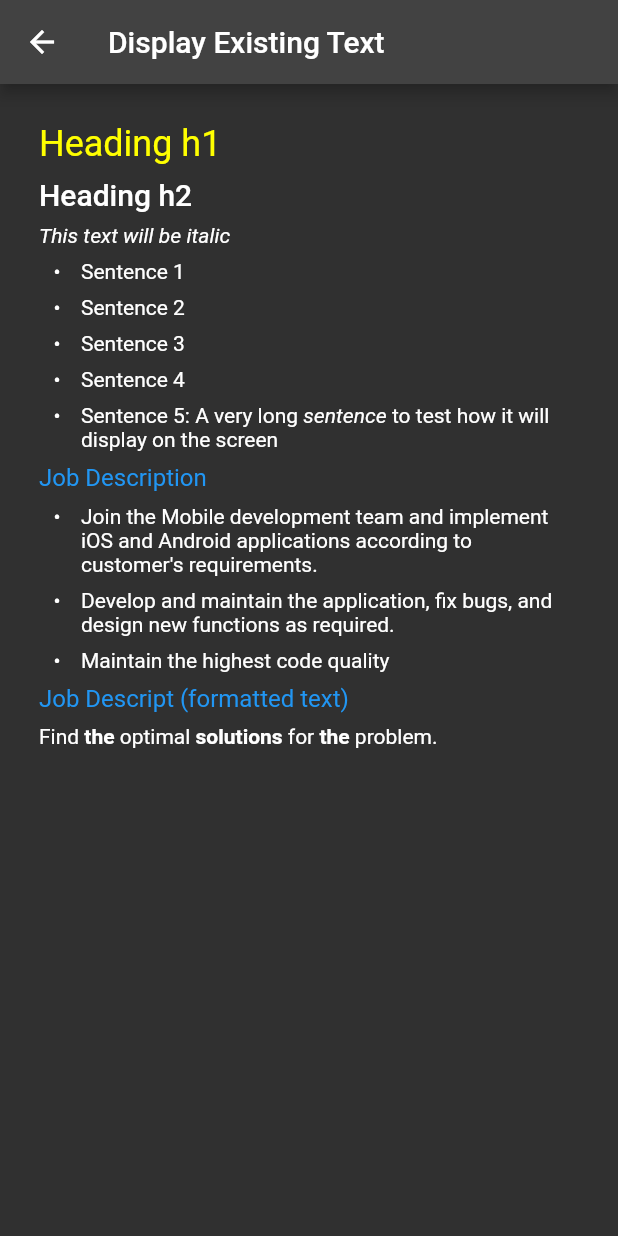
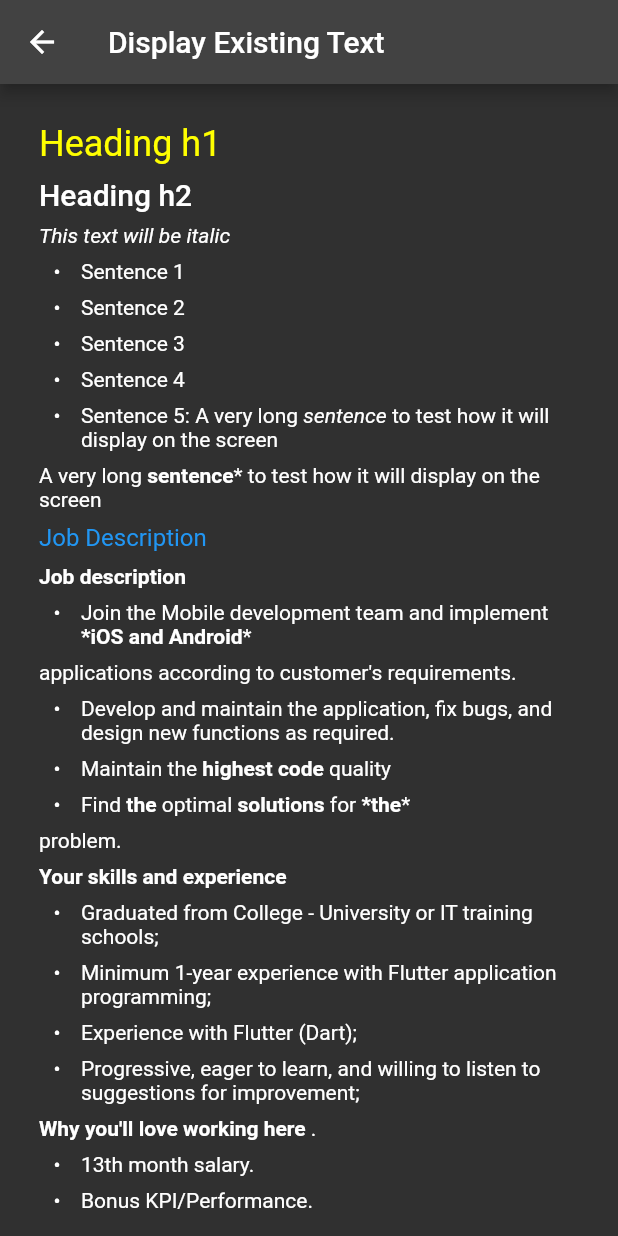
Before and after one commit to Tai-DucTran/converter_tool_converts_draftjs_to_markdown, a Flutter app: the screen it shows after launch, after a tap on "Quill Display Existing File", on a phone screen of 412 x 824 dp. Run offline on Flutter 3.47's test engine with Material 2 defaults, Android fonts, the phone set to English and light mode, and no system bars; our stand-ins replace flutter_markdown; missing offline and left inert: flutter_quill.

Commit message:
complete: formatted sentences with un-ordered-list

```diff
--- a/lib/pages/display_existing_file.dart
+++ b/lib/pages/display_existing_file.dart
@@ -1,4 +1,3 @@
-import 'dart:convert';
 import 'dart:developer' as deve show log;
 
 import 'package:flutter/material.dart';
@@ -199,7 +198,9 @@ class QuillDisplayExistingFile extends StatelessWidget {
           "type": "ordered-list-item",
           "depth": 0,
           "entityRanges": [],
-          "inlineStyleRanges": []
+          "inlineStyleRanges": [
+            {"style": "BOLD", "length": 6, "offset": 8}
+          ]
         }
       ],
       "entityMap": {}
@@ -209,25 +210,6 @@ class QuillDisplayExistingFile extends StatelessWidget {
     for (var element in jsonString) {
       deve.log(element);
     }
-
-    final jsonElement = {
-      "key": "95on6",
-      "data": {},
-      "text": "Find the optimal solutions for the problem.",
-      "type": "unordered-list-item",
-      "depth": 0,
-      "entityRanges": [],
-      "inlineStyleRanges": [
-        {"style": "BOLD", "length": 3, "offset": 5},
-        {"style": "BOLD", "length": 4, "offset": 31},
-        {"style": "UNDERLINE", "length": 9, "offset": 17},
-        // {"style": "ITALIC", "length": 4, "offset": 31}
-      ]
-    };
-
-    final formattedText = formatStyledText(jsonElement);
-    deve.log(formattedText);
-
     return Scaffold(
       appBar: AppBar(
         title: const Text('Display Existing Text'),
@@ -251,13 +233,26 @@ class QuillDisplayExistingFile extends StatelessWidget {
 * Sentence 4
 * Sentence 5: A very long *sentence* to test how it will display on the screen\n
 
+A very long **sentence*** to test how it will display on the screen\n
+
 ### Job Description
 ${jsonString[0]}
 ${jsonString[1]}
 ${jsonString[2]}
-
-### Job Descript (formatted text)
-$formattedText
+${jsonString[3]}
+${jsonString[4]}
+${jsonString[5]}
+${jsonString[6]}
+${jsonString[7]}
+${jsonString[8]}
+${jsonString[9]}
+${jsonString[10]}
+${jsonString[11]}
+${jsonString[12]}
+${jsonString[13]}
+${jsonString[14]}
+${jsonString[15]}
+${jsonString[16]}
 ''',
           styleSheet: MarkdownStyleSheet(
             h1: const TextStyle(
@@ -273,55 +268,86 @@ $formattedText
   }
 }
 
+enum SentenceStype {
+  unStyled,
+  unorderedList,
+  orderedList,
+}
+
+SentenceStype _getSentenceType(String type) {
+  if (type == 'ordered-list-item') {
+    return SentenceStype.orderedList;
+  } else if (type == 'unordered-list-item') {
+    return SentenceStype.unorderedList;
+  } else {
+    return SentenceStype.unStyled;
+  }
+}
+
 List<String> _convertBlocksToString(Map<String, dynamic> json) {
   final blocks = json['blocks'] as List<Map>;
 
   final List<String> blockStrings = [];
 
   for (var block in blocks) {
-    final String tempBlock = block['text'];
-    if (tempBlock.toLowerCase().contains('job description')) {
-      continue;
-    }
+    final String tempBlock = _formatStyledText(block);
 
-    if (block['type'] != 'unordered-list-item') {
-      blockStrings.add('${tempBlock.toString()}\n');
-    } else {
-      blockStrings.add('* ${tempBlock.toString()}\n');
+    final getSentenceType = _getSentenceType(block['type']);
+
+    switch (getSentenceType) {
+      case SentenceStype.unStyled:
+        blockStrings.add('${tempBlock.toString()}\n');
+      case SentenceStype.unorderedList:
+        blockStrings.add('* ${tempBlock.toString()}\n');
+      case SentenceStype.orderedList:
+        blockStrings.add('* ${tempBlock.toString()}\n');
     }
   }
 
   return blockStrings;
 }
 
-String formatStyledText(Map<String, dynamic> jsonData) {
-  final String text = jsonData['text'];
-  final List<dynamic> inlineStyleRanges = jsonData['inlineStyleRanges'];
+String _formatStyledText(Map<dynamic, dynamic> block) {
+  final String text = block['text'];
+  final List<dynamic> inlineStyleRanges = block['inlineStyleRanges'];
 
   // Re-organize the inlineStyleRanges by offset:
   if (inlineStyleRanges.length > 1) {
     inlineStyleRanges
         .sort((a, b) => (a["offset"] as int).compareTo(b["offset"] as int));
   }
+
+  // Merge styles with equal "offset" and "length"
+  List<Map<String, dynamic>> newInlineStyleRanges = [];
+  for (int i = 0; i < inlineStyleRanges.length; i++) {
+    if (i < inlineStyleRanges.length - 1 &&
+        inlineStyleRanges[i]["offset"] == inlineStyleRanges[i + 1]["offset"] &&
+        inlineStyleRanges[i]["length"] == inlineStyleRanges[i + 1]["length"]) {
+      // Merge styles with equal "offset" and "length"
+      newInlineStyleRanges.add({
+        "style":
+            "${inlineStyleRanges[i]["style"]} ${inlineStyleRanges[i + 1]["style"]}",
+        "length": inlineStyleRanges[i]["length"],
+        "offset": inlineStyleRanges[i]["offset"],
+      });
+      // Skip the next element as it has been merged
+      i++;
+    } else {
+      // Add non-merged styles to the merged list
+      newInlineStyleRanges.add(inlineStyleRanges[i]);
+    }
+  }
   deve.log('reorder inlineStyleRange: ${inlineStyleRanges.toString()}');
+  deve.log('reorder mergedList: ${newInlineStyleRanges.toString()}');
 
   final StringBuffer formattedText = StringBuffer();
 
   int currentOffset = 0;
 
-  for (var styleRange in inlineStyleRanges) {
-    final String style = styleRange['style'];
+  for (var styleRange in newInlineStyleRanges) {
+    late String style = styleRange['style'];
     final int offset = styleRange['offset'];
     final int length = styleRange['length'];
-
-    late Map<String, Object> preStyleAndOffset = {
-      "style": '',
-      "offset": 0,
-    };
-    final Map<String, Object> curStyleAndOffset = {
-      "style": styleRange['style'],
-      "offset": styleRange['offset'],
-    };
 
     // Add the text before the style range
     formattedText.write(text.substring(currentOffset, offset));
@@ -330,17 +356,19 @@ String formatStyledText(Map<String, dynamic> jsonData) {
     final String styledText = text.substring(offset, offset + length);
 
     // Check style:
-    final textFormatStyle = _textFormatStyle(
+    var textFormatStyle = _textFormatStyle(
       style: style,
       styledText: styledText,
     );
+
+    if (!formattedText.toString().endsWith(' ')) {
+      textFormatStyle = '$textFormatStyle\n';
+    }
 
     // Add the [formatText]
     formattedText.write(textFormatStyle);
 
     currentOffset = offset + length;
-    preStyleAndOffset = curStyleAndOffset;
-    deve.log(preStyleAndOffset.toString());
   }
 
   // Add the remaining text after the last style range
@@ -354,12 +382,19 @@ String _textFormatStyle({
   required String style,
   required String styledText,
 }) {
+  final newStyledText = styledText.trimRight();
+
   // Markdown haven't supported underline yet
   if (style == 'BOLD' || style == 'UNDERLINE') {
-    return '**$styledText**';
+    return '**$newStyledText**';
   } else if (style == 'ITALIC') {
-    return '*$styledText*';
+    return '*$newStyledText*\n';
+  } else if (style == 'BOLD ITALIC' ||
+      style == 'ITALIC BOLD' ||
+      style == 'UNDERLINE ITALIC' ||
+      style == 'ITALIC UNDERLINE') {
+    return '***$newStyledText***\n';
   } else {
-    return styledText;
+    return newStyledText;
   }
 }
```
